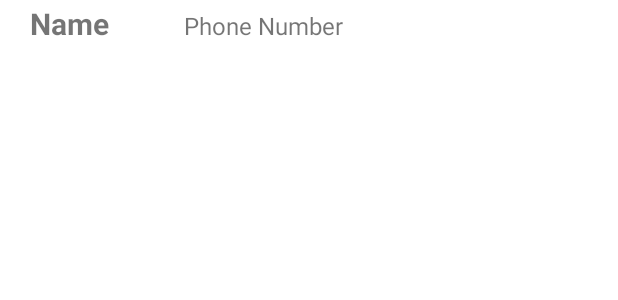
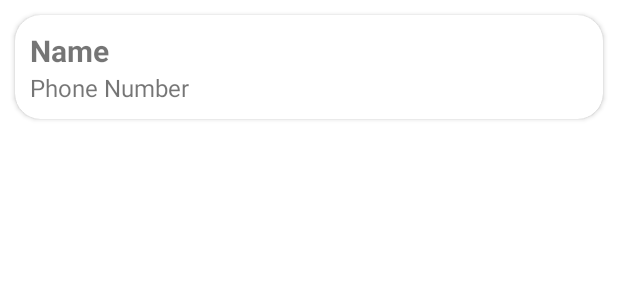
Before and after one commit to Jihyun03/madcamp_android, an Android app: the layout listview_item.xml on its own in the app's theme, with its tools: preview values and no code run, on a phone screen of 412 x 824 dp. Shown: the top 300 px of the screen. Run offline under Robolectric (Android 15) with nearby library versions, the phone set to English and light mode, and no system bars.

Commit message:
0702_addition

```diff
--- a/app/build.gradle
+++ b/app/build.gradle
@@ -38,10 +38,12 @@ dependencies {
     implementation 'androidx.appcompat:appcompat:1.3.0'
     implementation 'com.google.android.material:material:1.4.0'
     implementation 'androidx.constraintlayout:constraintlayout:2.0.4'
+    implementation 'androidx.cardview:cardview:1.0.0'
     implementation 'androidx.recyclerview:recyclerview:1.2.1'
     implementation 'com.github.bumptech.glide:glide:4.13.2'
     annotationProcessor 'com.github.bumptech.glide:compiler:4.13.2'
     testImplementation 'junit:junit:4.13.2'
     androidTestImplementation 'androidx.test.ext:junit:1.1.3'
     androidTestImplementation 'androidx.test.espresso:espresso-core:3.4.0'
+
 }
--- a/app/src/main/java/com/example/empt/NoteAdapter.kt
+++ b/app/src/main/java/com/example/empt/NoteAdapter.kt
@@ -96,7 +96,7 @@ class NoteAdapter(private val items: List<NoteList>) :
                 val alertDialog = AlertDialog.Builder(context)
                 var cursor: Cursor
                 alertDialog.setMessage("삭제하시겠습니까?")
-                alertDialog.setPositiveButton("예") { _, _ ->
+                alertDialog.setPositiveButton("네") { _, _ ->
                     val position = adapterPosition
                     cursor = if (sort == "desc") {
                         database.rawQuery(
--- a/app/src/main/res/layout/activity_edit.xml
+++ b/app/src/main/res/layout/activity_edit.xml
@@ -57,7 +57,8 @@
                 android:ems="10"
                 android:inputType="textPersonName"
                 android:paddingLeft="5dp"
-                android:paddingRight="5dp" />
+                android:paddingRight="5dp"
+                android:privateImeOptions="defaultInputmode=korean"/>
 
             <EditText
                 android:id="@+id/editText_edit_content"
@@ -68,7 +69,8 @@
                 android:gravity="start|top"
                 android:inputType="textMultiLine"
                 android:paddingLeft="5dp"
-                android:paddingRight="5dp" />
+                android:paddingRight="5dp"
+                android:privateImeOptions="defaultInputmode=korean"/>
         </LinearLayout>
 
     </LinearLayout>
--- a/app/src/main/res/layout/activity_new_notepad.xml
+++ b/app/src/main/res/layout/activity_new_notepad.xml
@@ -68,7 +68,8 @@
                     android:inputType="textPersonName"
                     android:paddingLeft="10dp"
                     android:paddingRight="10dp"
-                    android:textColor="#000000" />
+                    android:textColor="#000000"
+                    android:privateImeOptions="defaultInputmode=korean"/>
 
                 <EditText
                     android:id="@+id/editText_contents_newNotepad"
@@ -81,7 +82,8 @@
                     android:inputType="textMultiLine"
                     android:paddingLeft="10dp"
                     android:paddingRight="10dp"
-                    android:textColor="#000000" />
+                    android:textColor="#000000"
+                    android:privateImeOptions="defaultInputmode=korean"/>
 
             </LinearLayout>
         </ScrollView>
--- a/app/src/main/res/layout/listview_item.xml
+++ b/app/src/main/res/layout/listview_item.xml
@@ -1,31 +1,41 @@
 <?xml version="1.0" encoding="utf-8"?>
 <LinearLayout xmlns:android="http://schemas.android.com/apk/res/android"
+    xmlns:card_view="http://schemas.android.com/apk/res-auto"
     android:layout_width="match_parent"
     android:layout_height="wrap_content"
-    xmlns:app="http://schemas.android.com/apk/res-auto"
+    android:orientation="vertical"
     xmlns:tools="http://schemas.android.com/tools">
 
-
+    <androidx.cardview.widget.CardView
+        android:id="@+id/cardview"
+        android:layout_width="match_parent"
+        android:layout_height="wrap_content"
+        android:layout_marginStart="18.3dp"
+        android:layout_marginEnd="18.7dp"
+        android:layout_marginTop="11dp"
+        card_view:cardCornerRadius="17dp"
+        android:layout_margin="10dp">
+        <LinearLayout
+            android:layout_width="wrap_content"
+            android:layout_height="wrap_content"
+            android:layout_margin="10dp"
+            android:layout_toRightOf="@+id/imageIcon"
+            android:orientation="vertical">
             <TextView
                 android:id="@+id/name"
                 android:layout_width="wrap_content"
                 android:layout_height="wrap_content"
-        android:layout_marginStart="20dp"
-        android:layout_marginBottom="2dp"
-        android:layout_marginTop="2dp"
                 android:textSize="20sp"
                 android:textStyle="bold"
                 tools:text="Name"/>
-
-
             <TextView
                 android:id="@+id/phoneNum"
                 android:layout_width="wrap_content"
                 android:layout_height="wrap_content"
-        android:layout_marginStart="50dp"
-        android:layout_marginBottom="2dp"
-        android:layout_marginTop="2dp"
                 android:textSize="16sp"
                 tools:text="Phone Number" />
+        </LinearLayout>
 
+
+    </androidx.cardview.widget.CardView>
 </LinearLayout>
--- a/gradle.properties
+++ b/gradle.properties
@@ -21,3 +21,4 @@ kotlin.code.style=official
 # resources declared in the library itself and none from the library's dependencies,
 # thereby reducing the size of the R class for that library
 android.nonTransitiveRClass=true
+android.enableJetifier=true
```
Also changed, not shown: app/src/main/java/com/example/empt/SubActivity1.kt (+55 -1 lines). Lines whose indentation alone changed are shown as unchanged.
